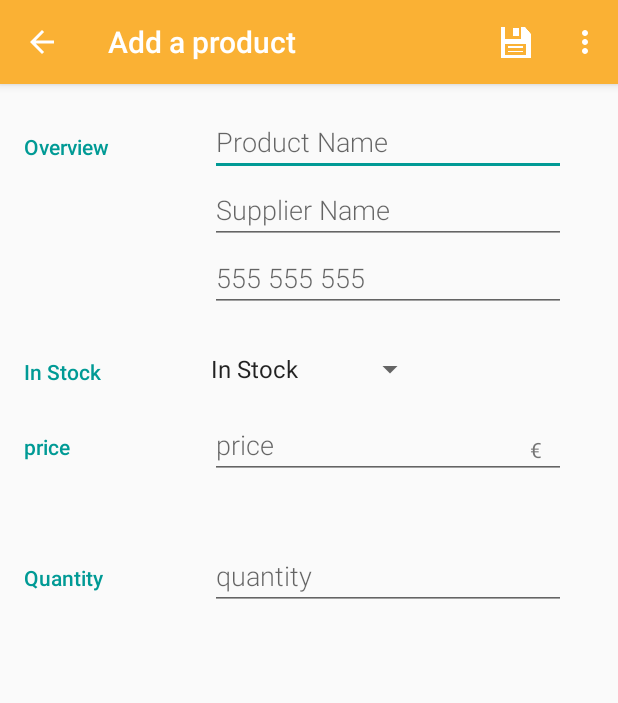
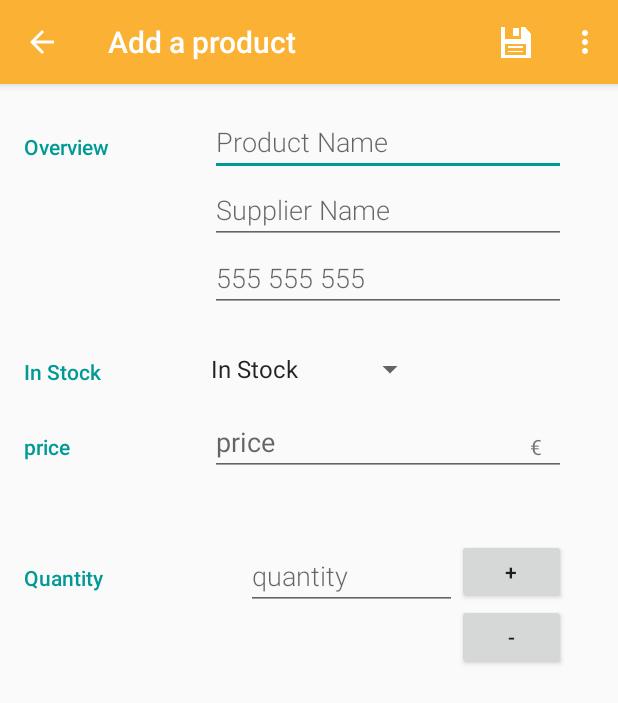
Before and after one commit to carquet/android_project8-9, an Android app: the EditActivity screen opened directly, with no data from a screen before it, on a phone screen of 412 x 824 dp. Shown: the top 703 px of the screen. Run offline under Robolectric (Android 15) with nearby library versions, the phone set to English and light mode, and no system bars.

Commit message:
adds two buttons on edit page and plug a onclickelistener

```diff
--- a/app/src/main/java/com/example/android/inventoryapp/EditActivity.java
+++ b/app/src/main/java/com/example/android/inventoryapp/EditActivity.java
@@ -3,6 +3,7 @@ package com.example.android.inventoryapp;
 import android.app.AlertDialog;
 import android.app.DialogFragment;
 import android.app.LoaderManager;
+import android.content.ContentUris;
 import android.content.ContentValues;
 import android.content.CursorLoader;
 import android.content.DialogInterface;
@@ -20,7 +21,9 @@ import android.view.MotionEvent;
 import android.view.View;
 import android.widget.AdapterView;
 import android.widget.ArrayAdapter;
+import android.widget.Button;
 import android.widget.EditText;
+import android.widget.ListView;
 import android.widget.Spinner;
 import android.widget.Toast;
 
@@ -49,6 +52,8 @@ public class EditActivity extends AppCompatActivity implements LoaderManager.Loa
     private EditText quantityEditText;
 
     private Spinner inStockSpinner;
+    private Button increaseButton;
+    private Button decreaseButton;
 
     //STEP 1. set up boolean to listen to any changed made and warn users when they leave the edit page
     private boolean bookHasChanged = false;
@@ -103,6 +108,23 @@ public class EditActivity extends AppCompatActivity implements LoaderManager.Loa
         inStockSpinner.setOnTouchListener(touchListener);
         priceEditText.setOnTouchListener(touchListener);
         quantityEditText.setOnTouchListener(touchListener);
+
+        //set up increase and decrease button on the front
+        increaseButton = (Button) findViewById(R.id.quantity_increase);
+        increaseButton.setOnClickListener(new View.OnClickListener() {
+            @Override
+            public void onClick(View v) {
+                Toast.makeText(getApplicationContext(),"button clicked", Toast.LENGTH_SHORT).show();
+            }
+        });
+        //set up increase and decrease button on the front
+        decreaseButton = (Button) findViewById(R.id.quantity_decrease);
+        decreaseButton.setOnClickListener(new View.OnClickListener() {
+            @Override
+            public void onClick(View v) {
+                Toast.makeText(getApplicationContext(),"button clicked", Toast.LENGTH_SHORT).show();
+            }
+        });
 
         setupSpinner();
 
--- a/app/src/main/res/layout/activity_catalog.xml
+++ b/app/src/main/res/layout/activity_catalog.xml
@@ -42,7 +42,7 @@
     <ListView
         android:id="@+id/text_view_books"
         android:layout_width="match_parent"
-        android:layout_height="wrap_content"/>
+        android:layout_height="1000dp"/>
 
     <android.support.design.widget.FloatingActionButton
         android:id="@+id/fab"
--- a/app/src/main/res/layout/activity_edit.xml
+++ b/app/src/main/res/layout/activity_edit.xml
@@ -103,22 +103,26 @@
         <!-- Input fields -->
         <RelativeLayout
             android:layout_width="0dp"
-            android:layout_height="wrap_content"
+            android:layout_height="match_parent"
             android:layout_weight="2"
             android:paddingLeft="4dp">
 
             <!-- PRICE field -->
+
             <EditText
                 android:id="@+id/edit_price"
                 android:hint="@string/hint_price"
                 android:inputType="numberDecimal"
-                style="@style/EditorFieldStyle" />
+                android:layout_width="match_parent"
+                android:layout_height="wrap_content"
+                 />
 
             <!-- CURRENCY (eu) -->
             <TextView
                 android:id="@+id/label_weight_units"
                 android:text="@string/currency_price"
                 style="@style/EditorCurrencyStyle"/>
+
         </RelativeLayout>
 
     </LinearLayout> <!--end of PRICE FIELD-->
@@ -140,7 +144,7 @@
         <RelativeLayout
             android:layout_width="0dp"
             android:layout_height="wrap_content"
-            android:layout_weight="2"
+            android:layout_weight="1"
             android:paddingLeft="4dp">
 
             <!-- QUANTITY field -->
@@ -151,6 +155,26 @@
                 style="@style/EditorFieldStyle" />
 
         </RelativeLayout>
+        <LinearLayout
+            android:layout_width="0dp"
+            android:layout_height="match_parent"
+            android:layout_weight="0.5"
+            android:orientation="vertical">
+            <Button
+                android:id="@+id/quantity_increase"
+                android:layout_width="wrap_content"
+                android:layout_height="0dp"
+                android:layout_weight="1"
+                android:text="+"
+                android:layout_toRightOf="@+id/label_weight_units" />
+            <Button
+                android:id="@+id/quantity_decrease"
+                android:layout_width="wrap_content"
+                android:layout_height="0dp"
+                android:layout_weight="1"
+                android:text="-"
+                android:layout_toRightOf="@+id/label_weight_units" />
+        </LinearLayout>
 
     </LinearLayout> <!--end of PRICE FIELD-->
 
```
Also changed, not shown: app/src/main/res/drawable/stock_bubble.xml (added, +24 -0 lines), app/src/main/res/layout/list_item.xml (+54 -28 lines), app/src/main/res/drawable-hdpi/ic_call.png (added), app/src/main/res/drawable-mdpi/ic_call.png (added), app/src/main/res/drawable-xhdpi/ic_call.png (added), app/src/main/res/drawable-xxhdpi/ic_call.png (added), app/src/main/res/drawable-xxxhdpi/ic_call.png (added).
